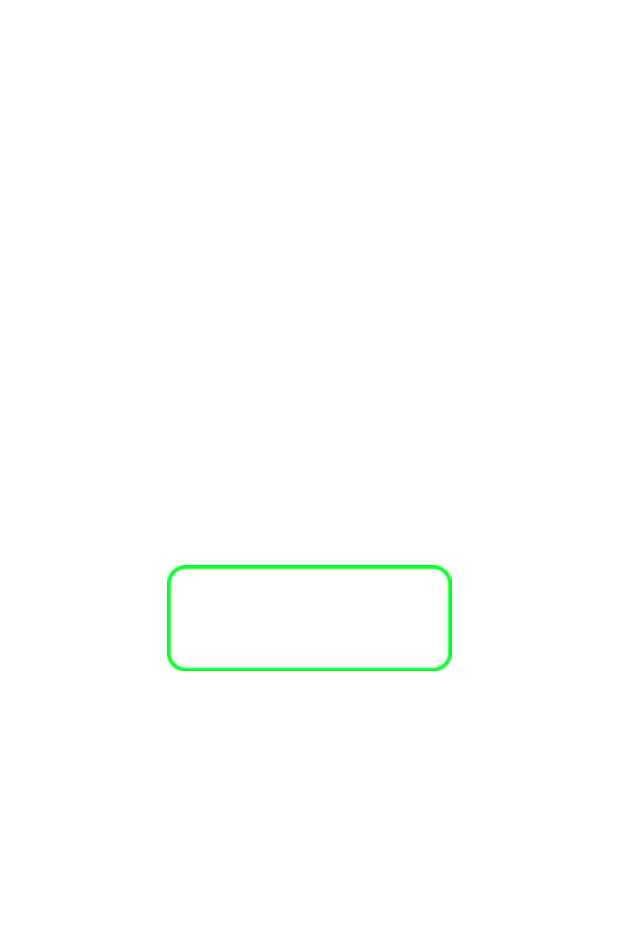
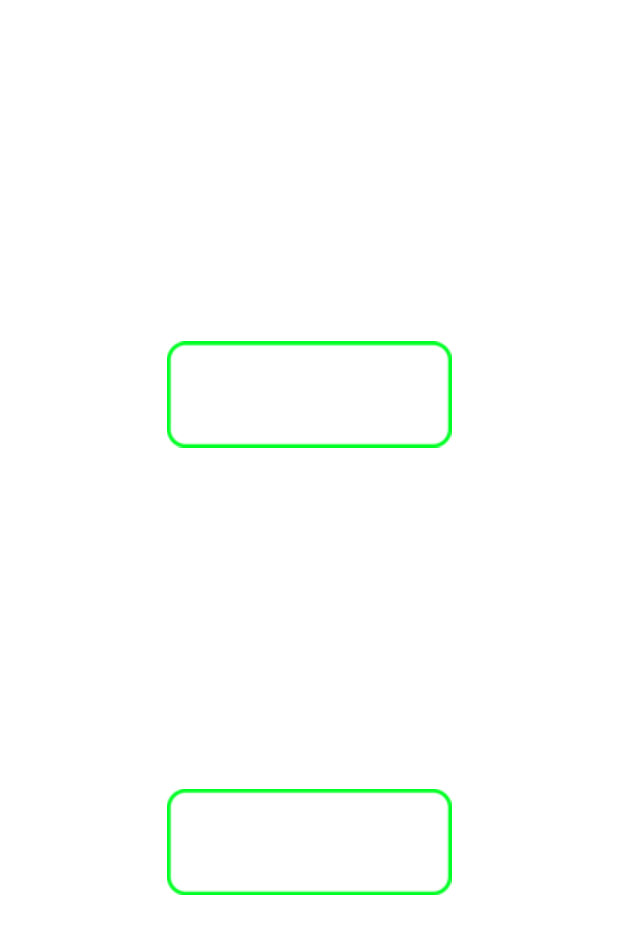
Before and after one commit to luizgpa/center_slice, a Flutter app: the screen it shows after launch, on a phone screen of 412 x 824 dp. Shown: the top 934 px of the screen. Run offline on Flutter 3.47's test engine with Material 2 defaults, Android fonts, the phone set to English and light mode, and no system bars.

Commit message:
DecorationImage with the same issue.

```diff
--- a/lib/main.dart
+++ b/lib/main.dart
@@ -7,7 +7,7 @@ class MyApp extends StatelessWidget {
   Widget build(BuildContext context) {
     return MaterialApp(
       home: Column(
-        mainAxisAlignment: MainAxisAlignment.center,
+        mainAxisAlignment: MainAxisAlignment.spaceEvenly,
         children: <Widget>[
           Image(
             image: AssetImage('assets/border.png'),
@@ -16,6 +16,14 @@ class MyApp extends StatelessWidget {
             width: 190.0,
             repeat: ImageRepeat.repeat,
           ),
+          Container(
+            decoration: BoxDecoration(
+                image: DecorationImage(
+              image: AssetImage('assets/border.png'),
+              centerSlice: Rect.fromLTRB(15.0, 15.0, 25.0, 25.0),
+            )),
+            child: SizedBox(width: 190.0, height: 71.0),
+          ),
         ],
       ),
     );
```
